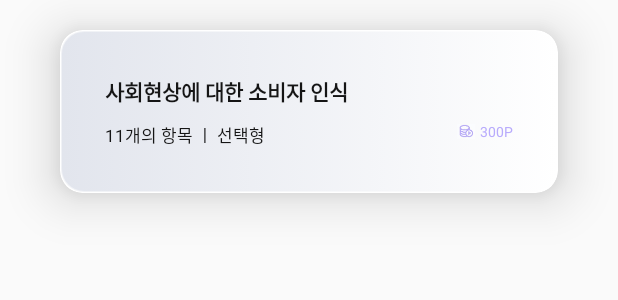
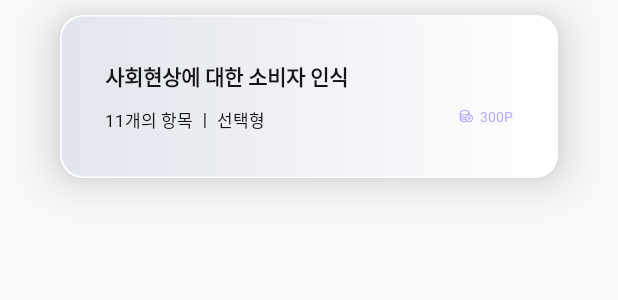
Before and after one commit to umc-moamoa/umc, an Android app: the layout board_list_item.xml on its own in the app's theme, with its tools: preview values and no code run, on a phone screen of 412 x 824 dp. Shown: the top 300 px of the screen. Run offline under Robolectric (Android 15) with nearby library versions, the phone set to English and light mode, and no system bars.

Commit message:
recyclerview margintop, marginbottom

```diff
--- a/app/src/main/res/layout/activity_main.xml
+++ b/app/src/main/res/layout/activity_main.xml
@@ -8,7 +8,6 @@
     android:background="#F2F3F7"
     android:orientation="vertical"
     tools:context=".MainActivity">
-
 
     <TextView
         android:id="@+id/tv_title"
@@ -53,5 +52,4 @@
         app:layout_constraintVertical_bias="0.955"
         tools:ignore="TouchTargetSizeCheck" />
 
-
 </androidx.constraintlayout.widget.ConstraintLayout>
--- a/app/src/main/res/layout/activity_survey_check.xml
+++ b/app/src/main/res/layout/activity_survey_check.xml
@@ -25,8 +25,8 @@
             android:layout_marginStart="30dp"
             android:layout_marginTop="60dp"
             android:text="사회현상에 대한 소비자인식"
-            android:textSize="23sp"
-            android:textColor="@color/black" />
+            android:textColor="@color/black"
+            android:textSize="23sp" />
 
         <TextView
             android:id="@+id/survey_day_text"
--- a/app/src/main/res/layout/board_list_item.xml
+++ b/app/src/main/res/layout/board_list_item.xml
@@ -5,7 +5,8 @@
     android:layout_height="wrap_content"
     android:layout_marginStart="40dp"
     android:layout_marginEnd="40dp"
-    android:layout_marginTop="20dp"
+    android:layout_marginTop="10dp"
+    android:layout_marginBottom="10dp"
     app:cardCornerRadius="15dp"
     app:cardElevation="20dp" >
 
```
